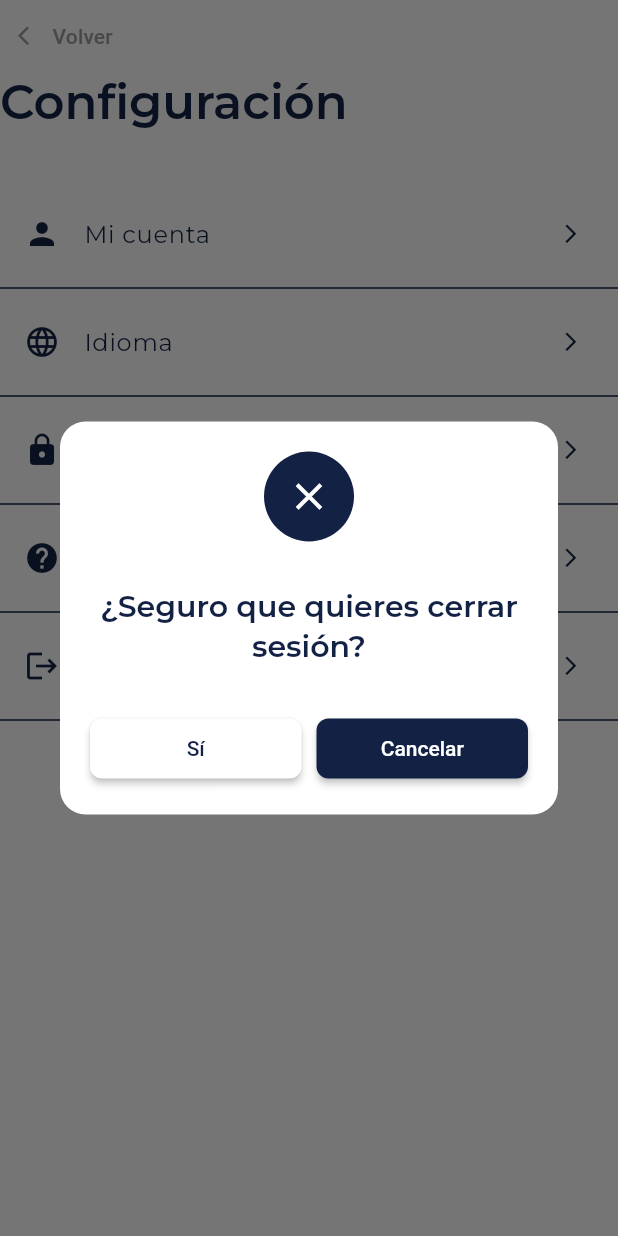
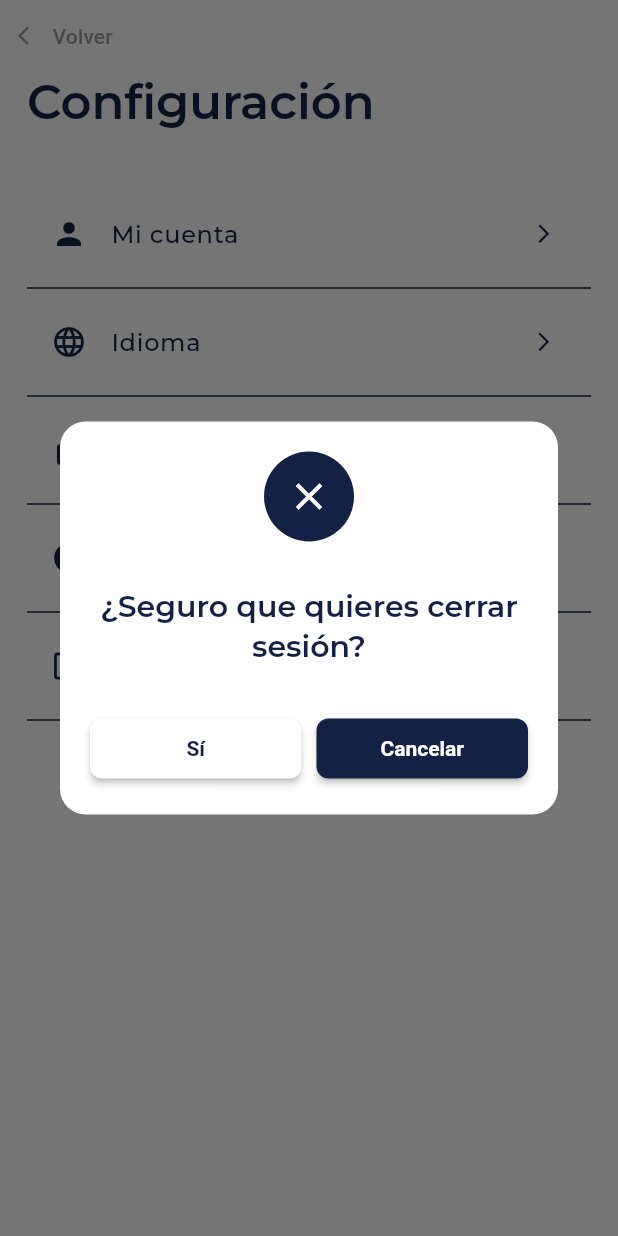
Before and after one commit to HadalyVillasclaras/somnia-ghanta, a Flutter app: the HomeViewConfig widget shown alone on an empty page, opened directly, after a tap on "Cerrar sesión", on a phone screen of 412 x 824 dp. Run offline on Flutter 3.47's test engine with Material 3 defaults, Android fonts, the phone set to English and light mode, and no system bars; our stand-ins replace animate_do, appinio_swiper, dio, easy_date_timeline, flutter_dotenv, flutter_riverpod and 7 more; missing offline and left inert: fancy_audio_recorder, super_tooltip; accounts and stored records are empty; network calls fail.

Commit message:
feat: all configs except privacy

```diff
--- a/lib/config/theme/app_theme.dart
+++ b/lib/config/theme/app_theme.dart
@@ -30,12 +30,12 @@ class AppTheme {
       headlineLarge: TextStyle(fontSize: 32, fontWeight: FontWeight.w600),
       headlineMedium: TextStyle(fontSize: 28, fontWeight: FontWeight.w600),
       headlineSmall: TextStyle(fontSize: 20, fontWeight: FontWeight.w600),
-      titleLarge: TextStyle(fontSize: 22, fontWeight: FontWeight.w500),
-      titleMedium: TextStyle(fontSize: 18, fontWeight: FontWeight.w500),
-      titleSmall: TextStyle(fontSize: 14, fontWeight: FontWeight.w500),
-      bodyLarge: TextStyle(fontSize: 16, fontWeight: FontWeight.w400),
-      bodyMedium: TextStyle(fontSize: 14, fontWeight: FontWeight.w400),
-      bodySmall: TextStyle(fontSize: 12, fontWeight: FontWeight.w400),
+      titleLarge: TextStyle(fontSize: 22, fontWeight: FontWeight.w600),
+      titleMedium: TextStyle(fontSize: 18, fontWeight: FontWeight.w600),
+      titleSmall: TextStyle(fontSize: 14, fontWeight: FontWeight.w600),
+      bodyLarge: TextStyle(fontSize: 16, fontWeight: FontWeight.w500),
+      bodyMedium: TextStyle(fontSize: 14, fontWeight: FontWeight.w500),
+      bodySmall: TextStyle(fontSize: 12, fontWeight: FontWeight.w500),
       // Further customization can be added as needed
     );
 
@@ -43,7 +43,7 @@ class AppTheme {
     final inputDecorationTheme = InputDecorationTheme(
       border: OutlineInputBorder(
         borderRadius: BorderRadius.circular(20),
-        borderSide: BorderSide(color: colorScheme.primary),
+        borderSide: BorderSide(color: Color.fromARGB(255, 221, 45, 45)),
       ),
       enabledBorder: OutlineInputBorder(
         borderRadius: BorderRadius.circular(20),
--- a/lib/presentation/views/home_view_config.dart
+++ b/lib/presentation/views/home_view_config.dart
@@ -7,6 +7,7 @@ import 'package:ghanta/presentation/views/settings/setting_help.dart';
 import 'package:ghanta/presentation/views/settings/setting_language.dart';
 import 'package:ghanta/presentation/views/settings/setting_option_wrapper.dart';
 import 'package:ghanta/presentation/views/settings/setting_privacy.dart';
+import 'package:ghanta/presentation/widgets/_widgets.dart';
 import 'package:go_router/go_router.dart';
 
 class HomeViewConfig extends StatefulWidget {
@@ -44,6 +45,8 @@ class _HomeViewConfigState extends State<HomeViewConfig> {
             label: const Text('Volver', style: TextStyle(color: Colors.grey)),
           ),
           Expanded(
+            child: Padding(
+              padding: const EdgeInsets.symmetric(horizontal: 18),
               child: IndexedStack(
                 index: _selectedIndex,
                 children: [
@@ -71,6 +74,7 @@ class _HomeViewConfigState extends State<HomeViewConfig> {
                 ],
               ),
             ),
+          ),
         ],
       ),
     );
@@ -88,7 +92,9 @@ class HomeConfigList extends StatelessWidget {
   @override
   Widget build(BuildContext context) {
     final theme = Theme.of(context);
-    return Column(crossAxisAlignment: CrossAxisAlignment.start, children: [
+    return Column(
+      crossAxisAlignment: CrossAxisAlignment.start,
+      children: [
         Text(
           'Configuración',
           style: theme.textTheme.headlineLarge,
@@ -108,8 +114,6 @@ class ConfigOptions extends StatelessWidget {
 
   @override
   Widget build(BuildContext context) {
-    final theme = Theme.of(context);
-
     return ListView(children: [
       ListTile(
         leading: const Icon(Icons.person),
@@ -170,74 +174,9 @@ class ConfigOptions extends StatelessWidget {
           showDialog(
             context: context,
             builder: (BuildContext context) {
-              return Dialog(
-                backgroundColor: theme.colorScheme.background,
-                elevation: 0,
-                surfaceTintColor: Colors.white,
-                shape: RoundedRectangleBorder(
-                    borderRadius: BorderRadius.circular(17)),
-                child: Container(
-                  padding: const EdgeInsets.all(20.0),
-                  child: Column(
-                    crossAxisAlignment: CrossAxisAlignment.center,
-                    mainAxisSize: MainAxisSize.min, // Making the dialog content take only the space it needs
-                    children: <Widget>[
-                      CircleAvatar(
-                        backgroundColor: theme.colorScheme.primary,
-                        radius: 30,
-                        child: const Icon(
-                          Icons.close,
-                          color: Colors.white,
-                          size: 30,
-                        ),
-                      ),
-                      Padding(
-                        padding: const EdgeInsets.symmetric(vertical: 30.0),
-                        child: Text(
-                          "¿Seguro que quieres cerrar sesión?",
-                          textAlign: TextAlign.center,
-                          style: Theme.of(context).textTheme.headlineSmall,
-                        ),
-                      ),
-                      Row(
-                        children: [
-                          Expanded(
-                            child: ElevatedButton(
-                              style: ElevatedButton.styleFrom(
-                                backgroundColor: Theme.of(context).colorScheme.background,
-                                foregroundColor: Theme.of(context).colorScheme.primary,
-                              ),
-                              onPressed: () {
-                                // Your action for "No"
-                                Navigator.of(context).pop(); // Close the dialog
-                              },
-                              child: const Text('Sí'),
-                            ),
-                          ),
-                          const SizedBox(width: 10),
-                          Expanded(
-                            child: ElevatedButton(
-                              style: ElevatedButton.styleFrom(
-                                elevation: 2,
-                              ),
-                              onPressed: () {
-                                Navigator.of(context).pop(); // Close the dialog
-                              },
-                              child: const Text('Cancelar'),
-                            ),
-                          ),
-                        ],
-                      ),
-                    ],
-                  ),
-                ),
-              );
+              return const LogoutModal();
             },
           );
-          // ref
-          //     .read(authProvider.notifier)
-          //     .logout(errorMessage: '¡Hasta pronto!');
-          // Future.microtask(() => context.go('/login'));
         },
       ),
       const Divider(),
--- a/lib/presentation/views/settings/setting_account.dart
+++ b/lib/presentation/views/settings/setting_account.dart
@@ -5,9 +5,35 @@ class SettingAccount extends StatelessWidget {
 
   @override
   Widget build(BuildContext context) {
-    return const Column(
+    return Column(
+      mainAxisAlignment: MainAxisAlignment.start,
+      crossAxisAlignment: CrossAxisAlignment.center,
       children: [
-        Text('cuenta')
+        const SizedBox(height: 80),
+        const TextField(
+          keyboardType: TextInputType.emailAddress,
+          autofocus: false,
+          decoration: InputDecoration(
+            hintText: 'user@gmail.com',
+            prefixIcon: const Icon(Icons.email_outlined),
+          ),
+        ),
+        const SizedBox(height: 20),
+        const TextField(
+          obscureText: true,
+          decoration: InputDecoration(
+            hintText: '**************',
+            prefixIcon: const Icon(Icons.lock_outline),
+          ),
+        ),
+        const SizedBox(height: 40),
+        ElevatedButton(
+            onPressed: () {},
+            style: ElevatedButton.styleFrom(
+              minimumSize: const Size(double.infinity, 50),
+            ),
+            child: Text('Cambiar contraseña',)
+          ),
       ],
     );
   }
--- a/lib/presentation/views/settings/setting_help.dart
+++ b/lib/presentation/views/settings/setting_help.dart
@@ -7,11 +7,23 @@ class SettingHelp extends StatelessWidget {
   @override
   Widget build(BuildContext context) {
     return Column(
+      crossAxisAlignment: CrossAxisAlignment.start,
       children: [
-        const Text('¿Cómo podemos ayudarte?'),
-        const Text('Puedes escribir un email a nuestro contacto de soporte: info@mercesalatpsicologia.com y te atenderemos lo antes posible.'),
+         Text(
+          '¿Cómo podemos ayudarte?',
+          style: Theme.of(context).textTheme.titleSmall
+        ),
+        const SizedBox(height: 20,),
+         Text(
+          'Puedes escribir un email a nuestro contacto de soporte: info@mercesalatpsicologia.com y te atenderemos lo antes posible.',
+          style: Theme.of(context).textTheme.titleSmall,
+          ),
+        const SizedBox(height: 50,),
         FilledButton(
           onPressed: (){},
+          style: ElevatedButton.styleFrom(
+              minimumSize: const Size(double.infinity, 50),
+            ),
           child: const Text('Enviar email')
           )
       ],
--- a/lib/presentation/views/settings/setting_language.dart
+++ b/lib/presentation/views/settings/setting_language.dart
@@ -1,13 +1,52 @@
 import 'package:flutter/material.dart';
+enum LanguageOption { spanish, catalan }
 
-class SettingLanguage extends StatelessWidget {
+class SettingLanguage extends StatefulWidget {
   const SettingLanguage({super.key});
 
   @override
+  State<SettingLanguage> createState() => _SettingLanguageState();
+}
+
+class _SettingLanguageState extends State<SettingLanguage> {
+  LanguageOption? _lang = LanguageOption.spanish;
+
+  @override
   Widget build(BuildContext context) {
-    return const Column(
-      children: [
-        Text('idioma')
+    return Column(
+
+      children: <Widget>[
+        SizedBox(height: 40,),
+        const Divider(),
+        ListTile(
+          contentPadding: EdgeInsets.only(left: 0.0),
+          title: Text('Español'),
+          leading: Radio<LanguageOption>(
+            value: LanguageOption.spanish,
+            groupValue: _lang,
+            onChanged: (LanguageOption? value) {
+              setState(() {
+                _lang = value;
+              });
+            },
+          ),
+        ),
+        const Divider(),
+        ListTile(
+          contentPadding: EdgeInsets.only(left: 0.0),
+          title: const Text('Catalán'),
+          leading: Radio<LanguageOption>(
+            value: LanguageOption.catalan,
+            groupValue: _lang,
+            onChanged: (LanguageOption? value) {
+              setState(() {
+                _lang = value;
+              });
+            },
+          ),
+        ),
+        const Divider(),
+
       ],
     );
   }
--- a/lib/presentation/views/settings/setting_option_wrapper.dart
+++ b/lib/presentation/views/settings/setting_option_wrapper.dart
@@ -15,14 +15,21 @@ class SettingOptionWrapper extends StatelessWidget {
   @override
   Widget build(BuildContext context) {
     return Scaffold(
+
       appBar: AppBar(
-        leading: IconButton(
-          icon: const Icon(Icons.arrow_back),
-          onPressed: onBack,
-        ),
-        title: Text(title),
+        automaticallyImplyLeading: false,
+        centerTitle: false,
+        // leading: IconButton(
+        //   icon: const Icon(Icons.arrow_back),
+        //   onPressed: onBack,
+        // ),
+
+        title: Text(title, style: Theme.of(context).textTheme.headlineLarge,),
       ),
-      body: child,
+      body: Padding(
+        padding: const EdgeInsets.all(15),
+        child: child,
+      ),
     );
   }
 }
--- a/lib/presentation/widgets/_widgets.dart
+++ b/lib/presentation/widgets/_widgets.dart
@@ -35,5 +35,7 @@ export 'package:ghanta/presentation/widgets/home/home_header.dart';
 export 'package:ghanta/presentation/widgets/shared/emotion_buttons.dart';
 export 'package:ghanta/presentation/widgets/shared/navigation_top.dart';
 export 'package:ghanta/presentation/widgets/shared/bottom_navigation_bar.dart';
+export 'package:ghanta/presentation/widgets/shared/logout_modal.dart';
+
 
 export 'package:ghanta/presentation/widgets/course/course_scenario.dart';
--- /dev/null
+++ b/lib/presentation/widgets/shared/logout_modal.dart
@@ -0,0 +1,76 @@
+import 'package:flutter/material.dart';
+import 'package:flutter_riverpod/flutter_riverpod.dart';
+import 'package:ghanta/presentation/providers/auth/auth_provider.dart';
+import 'package:go_router/go_router.dart';
+
+class LogoutModal extends ConsumerWidget {
+  const LogoutModal({
+    super.key,
+  });
+
+  @override
+  Widget build(BuildContext context, WidgetRef ref) {
+    return Dialog(
+      backgroundColor: Theme.of(context).colorScheme.background,
+      elevation: 0,
+      surfaceTintColor: Colors.white,
+      shape: RoundedRectangleBorder(
+          borderRadius: BorderRadius.circular(17)),
+      child: Container(
+        padding: const EdgeInsets.all(20.0),
+        child: Column(
+          crossAxisAlignment: CrossAxisAlignment.center,
+          mainAxisSize: MainAxisSize.min, // Making the dialog content take only the space it needs
+          children: <Widget>[
+            CircleAvatar(
+              backgroundColor: Theme.of(context).colorScheme.primary,
+              radius: 30,
+              child: const Icon(
+                Icons.close,
+                color: Colors.white,
+                size: 30,
+              ),
+            ),
+            Padding(
+              padding: const EdgeInsets.symmetric(vertical: 30.0),
+              child: Text(
+                "¿Seguro que quieres cerrar sesión?",
+                textAlign: TextAlign.center,
+                style: Theme.of(context).textTheme.headlineSmall,
+              ),
+            ),
+            Row(
+              children: [
+                Expanded(
+                  child: ElevatedButton(
+                    style: ElevatedButton.styleFrom(
+                      backgroundColor: Theme.of(context).colorScheme.background,
+                      foregroundColor: Theme.of(context).colorScheme.primary,
+                    ),
+                    onPressed: () {
+                      ref.read(authProvider.notifier).logout();
+                      Future.microtask(() => context.go('/login'));
+                    },
+                    child: const Text('Sí'),
+                  ),
+                ),
+                const SizedBox(width: 10),
+                Expanded(
+                  child: ElevatedButton(
+                    style: ElevatedButton.styleFrom(
+                      elevation: 2,
+                    ),
+                    onPressed: () {
+                      Navigator.of(context).pop(); // Close the dialog
+                    },
+                    child: const Text('Cancelar'),
+                  ),
+                ),
+              ],
+            ),
+          ],
+        ),
+      ),
+    );
+  }
+}
```
Lines whose indentation alone changed are shown as unchanged.
